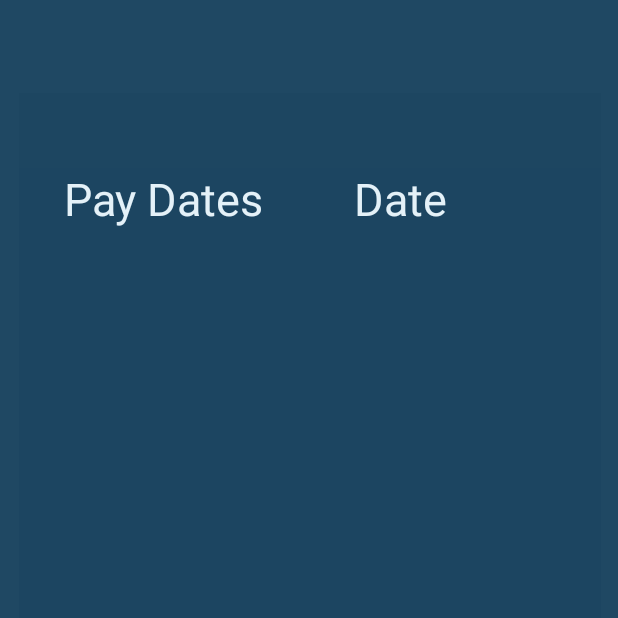
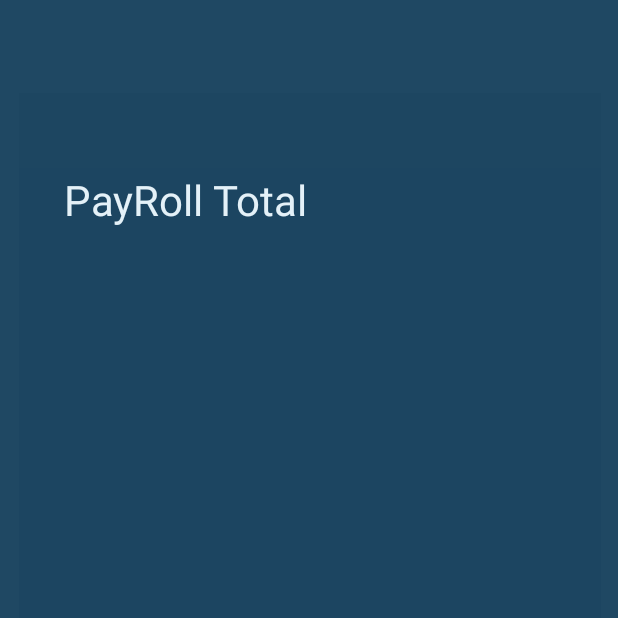
Before and after one commit to msteil99/AndroidPayRollProject, an Android app: the screen it shows after launch (MainActivity), after a tap on "HISTORY", on a phone screen of 412 x 824 dp, the top half of it. Run offline under Robolectric (Android 15) with nearby library versions, the phone set to English and light mode, and no system bars.

Commit message:
PayRoll Project

```diff
--- a/app/src/main/res/layout/fragment_current_date.xml
+++ b/app/src/main/res/layout/fragment_current_date.xml
@@ -199,6 +199,7 @@
                 android:layout_height="wrap_content"
                 android:layout_marginEnd="5dp"
                 android:text="Reg Hours"
+                android:textSize="14sp"
                 android:textColor="@color/colorTextLb"></TextView>
 
             <TextView
@@ -206,6 +207,7 @@
                 android:layout_width="wrap_content"
                 android:layout_height="wrap_content"
                 android:text="0"
+                android:textSize="14sp"
                 android:textColor="@color/colorTextLb"></TextView>
         </LinearLayout>
 
@@ -220,6 +222,7 @@
                 android:layout_height="wrap_content"
                 android:layout_marginEnd="7dp"
                 android:text="Over Time"
+                android:textSize="14sp"
                 android:textColor="@color/colorTextLb"></TextView>
 
             <TextView
@@ -227,6 +230,7 @@
                 android:layout_width="wrap_content"
                 android:layout_height="wrap_content"
                 android:text="0"
+                android:textSize="14sp"
                 android:textColor="@color/colorTextLb"></TextView>
         </LinearLayout>
 
--- a/app/src/main/res/layout/fragment_pay_list.xml
+++ b/app/src/main/res/layout/fragment_pay_list.xml
@@ -14,14 +14,15 @@
      <TextView
          android:layout_width="wrap_content"
          android:layout_height="wrap_content"
-         android:text="Pay Dates"
+         android:text="PayRoll Total"
          android:layout_marginStart="30dp"
          android:layout_marginEnd="60dp"
-         android:textSize="30dp"></TextView>
+         android:textSize="28dp"></TextView>
      <TextView
+         android:id="@+id/tvPDate"
          android:layout_width="wrap_content"
          android:layout_height="wrap_content"
-         android:text="Date"
+         android:text=""
          android:textSize="30dp"></TextView>
     </LinearLayout>
 
--- a/app/src/main/res/layout/fragment_settings.xml
+++ b/app/src/main/res/layout/fragment_settings.xml
@@ -73,7 +73,7 @@
                 android:id="@+id/btnFirstPay"
                 android:layout_width="wrap_content"
                 android:layout_height="wrap_content"
-                android:background="#0D6F8F"
+                android:background="@drawable/btn_custom"
                 android:layout_marginStart="5dp"
                 android:text="Choose Date"
                 android:textColor="@color/colorText"
--- a/app/src/main/res/values/strings.xml
+++ b/app/src/main/res/values/strings.xml
@@ -10,10 +10,10 @@
     <string name="payPeriodNumKey">payPerNumKey</string>
     <string name="payDateKey">payDateKey</string>
     <string name="dateKey">dateKey</string>
-    <string name="regHoursKey">regKey</string>
-    <string name="otHoursKey">otKey</string>
-    <string name="doubleHoursKey">doubleKey</string>
-    <string name="sickHoursKey">regKey</string>
+    <string name="regHoursKey">regHoursKey</string>
+    <string name="otHoursKey">otHoursKey</string>
+    <string name="doubleHoursKey">doubleHoursKey</string>
+    <string name="sickHoursKey">sickHoursKey</string>
     <string name="dateSetKey">dateSetKey</string>
     <string name="datesWorkedKey">datesWorkedKey</string>
     <string name="firstPayPerKey">firstPayPerKey</string>
```
Also changed, not shown: app/src/main/java/com/example/payrollproject/CurrentDateFragment.java (+8 -15 lines), app/src/main/java/com/example/payrollproject/MainActivity.java (+11 -16 lines), app/src/main/java/com/example/payrollproject/PayListFragment.java (+15 -19 lines), app/src/main/java/com/example/payrollproject/SettingsFragment.java (+4 -10 lines).
